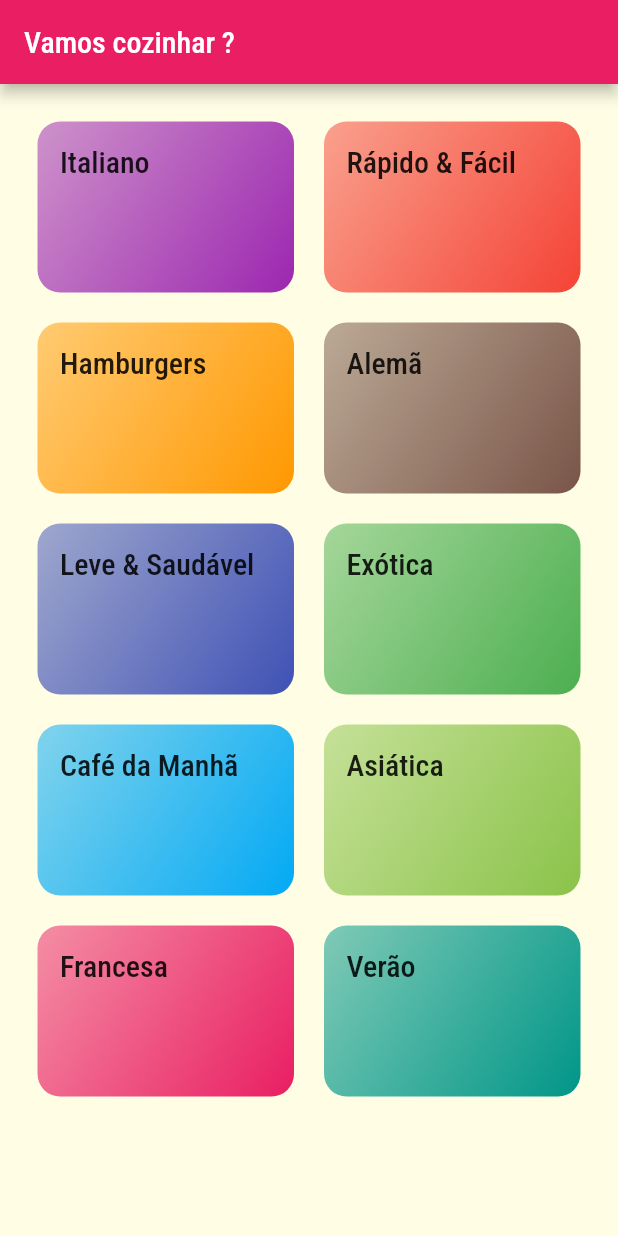
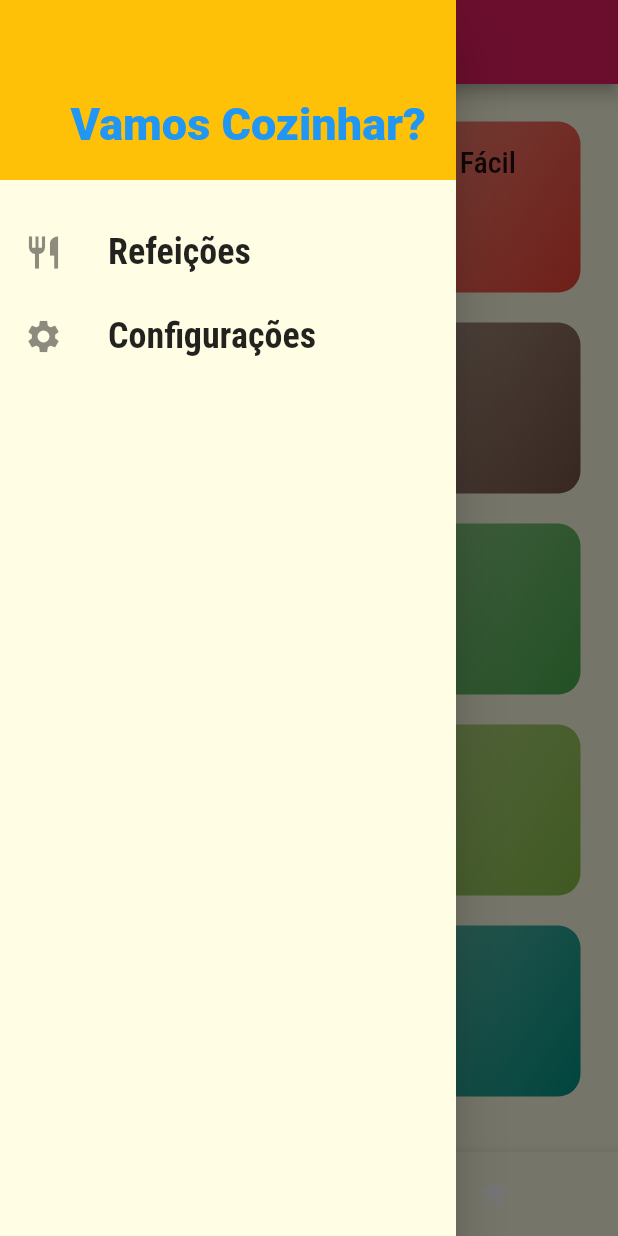
Before and after one commit to jaquelinesilfe/app_meals, a Flutter app: the screen it shows after launch, with the side drawer open (before the commit the screen has no drawer), on a phone screen of 412 x 824 dp. Run offline on Flutter 3.47's test engine with Material 2 defaults, Android fonts, the phone set to English and light mode, and no system bars.

Commit message:
finished class

```diff
--- /dev/null
+++ b/lib/components/main_drawer.dart
@@ -0,0 +1,56 @@
+import 'package:flutter/material.dart';
+import '../utils/app_routes.dart';
+
+class MainDrawer extends StatelessWidget {
+  const MainDrawer({Key? key}) : super(key: key);
+
+  Widget _createItem(IconData icon, String label, Function() onTap) {
+    return ListTile(
+      leading: Icon(
+        icon,
+        size: 26,
+      ),
+      title: Text(label,
+          style: const TextStyle(
+            fontFamily: 'RobotoCondensed',
+            fontSize: 24,
+            fontWeight: FontWeight.bold,
+          )),
+      onTap: onTap,
+    );
+  }
+
+  @override
+  Widget build(BuildContext context) {
+    return Drawer(
+      child: Column(
+        children: [
+          Container(
+            height: 120,
+            width: double.infinity,
+            padding: const EdgeInsets.all(20),
+            color: Theme.of(context).colorScheme.secondary,
+            alignment: Alignment.bottomRight,
+            child: Text(
+              'Vamos Cozinhar?',
+              style: TextStyle(
+                  fontWeight: FontWeight.w900,
+                  fontSize: 30,
+                  color: Theme.of(context).primaryColor),
+            ),
+          ),
+          const SizedBox(
+            height: 20,
+          ),
+          _createItem(Icons.restaurant, 'Refeições',
+              () => Navigator.of(context).pushReplacementNamed(AppRoutes.HOME)),
+          _createItem(
+              Icons.settings,
+              'Configurações',
+              () => Navigator.of(context)
+                  .pushReplacementNamed(AppRoutes.SETTINGS)),
+        ],
+      ),
+    );
+  }
+}
--- a/lib/main.dart
+++ b/lib/main.dart
@@ -2,13 +2,57 @@ import 'package:flutter/material.dart';
 import './screens/categories_screen.dart';
 import './screens/categories_meals_screen.dart';
 import '/utils/app_routes.dart';
+import 'screens/meal_details_screen.dart';
+import 'screens/tab_screen.dart';
+import 'screens/settings_scrren.dart';
+import 'models/meal.dart';
+import 'data/dummy_data.dart';
+import 'models/settings.dart';
 
 void main() {
   runApp(const MyApp());
 }
 
-class MyApp extends StatelessWidget {
+class MyApp extends StatefulWidget {
   const MyApp({Key? key}) : super(key: key);
+
+  @override
+  State<MyApp> createState() => _MyAppState();
+}
+
+class _MyAppState extends State<MyApp> {
+  Settings settings = Settings();
+  List<Meal> _availableMeals = DUMMY_MEALS;
+  // ignore: prefer_final_fields
+  List<Meal> _favoriteMeals = [];
+
+  void _filterMeals(Settings settings) {
+    setState(() {
+      this.settings = settings;
+      _availableMeals = DUMMY_MEALS.where((meal) {
+        final filterGluten = settings.isGlutenFree && !meal.isGlutenFree;
+        final filterLactose = settings.isLactoseFree && !meal.isLactoseFree;
+        final filterVegan = settings.isVegan && !meal.isVegan;
+        final filterVegetarian = settings.isVegetarian && !meal.isVegetarian;
+        return !filterGluten &&
+            !filterLactose &&
+            !filterVegan &&
+            !filterVegetarian;
+      }).toList();
+    });
+  }
+
+  void _toggleFavorite(Meal meal) {
+    setState(() {
+      _favoriteMeals.contains(meal)
+          ? _favoriteMeals.remove(meal)
+          : _favoriteMeals.add(meal);
+    });
+  }
+
+  bool _isFavorite(Meal meal) {
+    return _favoriteMeals.contains(meal);
+  }
 
   // This widget is the root of your application.
   @override
@@ -29,9 +73,19 @@ class MyApp extends StatelessWidget {
             .copyWith(secondary: Colors.amber),
       ),
       routes: {
-        AppRoutes.HOME: (ctx) => const CategoriesScreen(),
-        AppRoutes.CATEGORIES_MEALS: (ctx) => CategoriesMealsScreen(),
-
+        AppRoutes.HOME: (ctx) => TabScreen(_favoriteMeals),
+        AppRoutes.CATEGORIES_MEALS: (ctx) =>
+            CategoriesMealsScreen(_availableMeals),
+        AppRoutes.MEAL_DETAIL: (ctx) =>
+            MealDetailScreen(_toggleFavorite, _isFavorite),
+        AppRoutes.SETTINGS: (ctx) => SettingsScreen(settings, _filterMeals),
+      },
+      onUnknownRoute: (settings) {
+        return MaterialPageRoute(
+          builder: (_) {
+            return const CategoriesScreen();
+          },
+        );
       },
     );
   }
--- /dev/null
+++ b/lib/models/settings.dart
@@ -0,0 +1,13 @@
+class Settings {
+  bool isGlutenFree;
+  bool isLactoseFree;
+  bool isVegan;
+  bool isVegetarian;
+
+  Settings({
+    this.isGlutenFree = false,
+    this.isLactoseFree = false,
+    this.isVegan = false,
+    this.isVegetarian = false,
+  });
+}
--- a/lib/screens/categories_screen.dart
+++ b/lib/screens/categories_screen.dart
@@ -7,11 +7,7 @@ class CategoriesScreen extends StatelessWidget {
 
   @override
   Widget build(BuildContext context) {
-    return Scaffold(
-      appBar: AppBar(
-        title: const Text('Vamos cozinhar ?'),
-      ),
-      body: GridView(
+    return GridView(
       padding: const EdgeInsets.all(25),
       gridDelegate: const SliverGridDelegateWithMaxCrossAxisExtent(
         maxCrossAxisExtent: 200,
@@ -22,7 +18,6 @@ class CategoriesScreen extends StatelessWidget {
       children: DUMMY_CATEGORIES.map((cat) {
         return CategoryItem(cat);
       }).toList(),
-      ),
     );
   }
 }
--- /dev/null
+++ b/lib/screens/tab_screen.dart
@@ -0,0 +1,70 @@
+import 'package:flutter/material.dart';
+import 'categories_screen.dart';
+import 'favorite_screen.dart';
+import '../components/main_drawer.dart';
+import '../models/meal.dart';
+
+class TabScreen extends StatefulWidget {
+  final List<Meal> favoriteMeals;
+
+  const TabScreen(this.favoriteMeals, {Key? key}) : super(key: key);
+
+  @override
+  State<TabScreen> createState() => _TabScreenState();
+}
+
+class _TabScreenState extends State<TabScreen> {
+  int _selectScreenIndex = 0;
+  late List<Map<String, Object>> _screens;
+
+  @override
+  void initState() {
+    super.initState();
+    _screens = [
+      {
+        'title': 'Lista de Categorias',
+        'screen': const CategoriesScreen(),
+      },
+      {
+        'title': 'Meus Favoritos',
+        'screen': FavoriteScreen(widget.favoriteMeals),
+      },
+    ];
+  }
+
+  _selectScreen(int index) {
+    setState(() {
+      _selectScreenIndex = index;
+    });
+  }
+
+  @override
+  Widget build(BuildContext context) {
+    return Scaffold(
+      appBar: AppBar(
+        title: Text(_screens[_selectScreenIndex]['title'] as String),
+      ),
+      drawer: const MainDrawer(),
+      body: _screens[_selectScreenIndex]['screen'] as Widget,
+      bottomNavigationBar: BottomNavigationBar(
+        onTap: _selectScreen,
+        backgroundColor: Theme.of(context).primaryColor,
+        unselectedItemColor: Colors.white,
+        selectedItemColor: Theme.of(context).colorScheme.secondary,
+        currentIndex: _selectScreenIndex,
+        type: BottomNavigationBarType.shifting,
+        // ignore: prefer_const_literals_to_create_immutables
+        items: [
+          const BottomNavigationBarItem(
+            icon: Icon(Icons.category),
+            label: 'Categories',
+          ),
+          const BottomNavigationBarItem(
+            icon: Icon(Icons.star),
+            label: 'Favoritos',
+          ),
+        ],
+      ),
+    );
+  }
+}
--- a/lib/utils/app_routes.dart
+++ b/lib/utils/app_routes.dart
@@ -3,4 +3,6 @@
 class AppRoutes {
   static const HOME = '/';
   static const CATEGORIES_MEALS = '/categories-meals';
+  static const MEAL_DETAIL = '/meal-detail';
+  static const SETTINGS = '/settings';
 }
```
Also changed, not shown: lib/components/meal_item.dart (added, +98 -0 lines), lib/models/meal.dart (+26 -0 lines), lib/screens/categories_meals_screen.dart (+6 -5 lines), lib/screens/favorite_screen.dart (added, +24 -0 lines), lib/screens/meal_details_screen.dart (added, +99 -0 lines), lib/screens/settings_scrren.dart (added, +92 -0 lines). Lines whose indentation alone changed are shown as unchanged.
